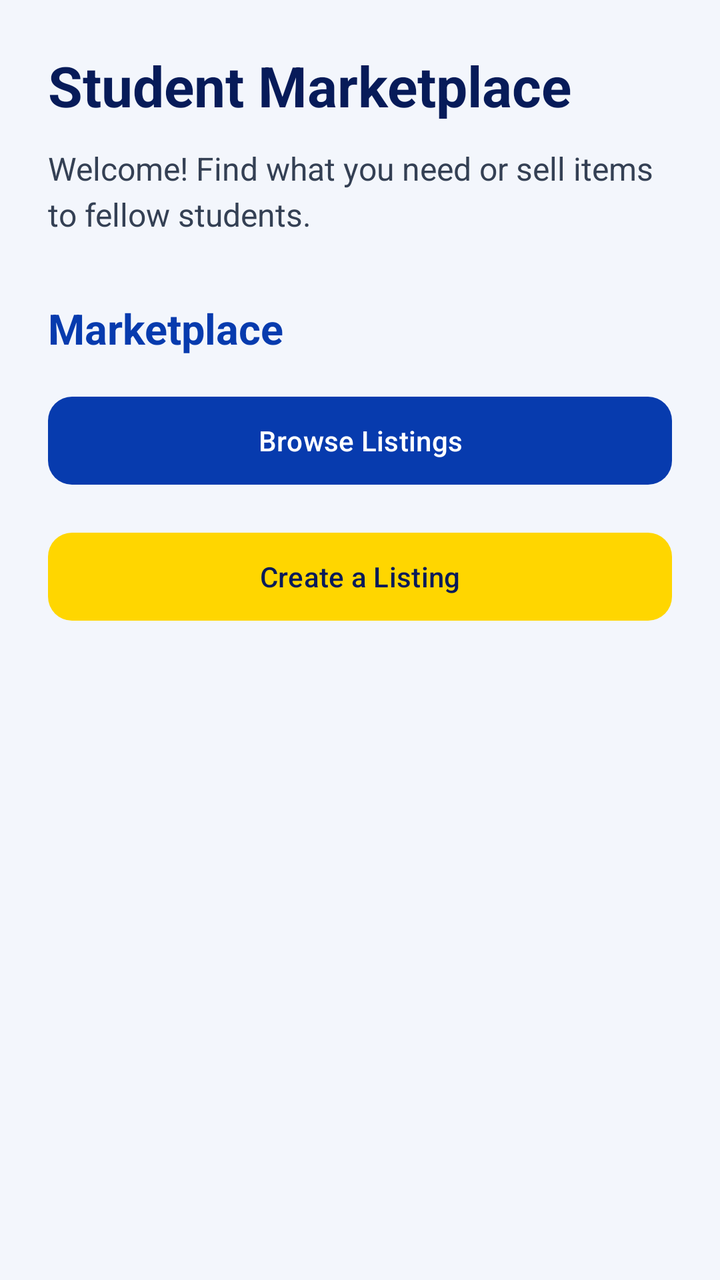
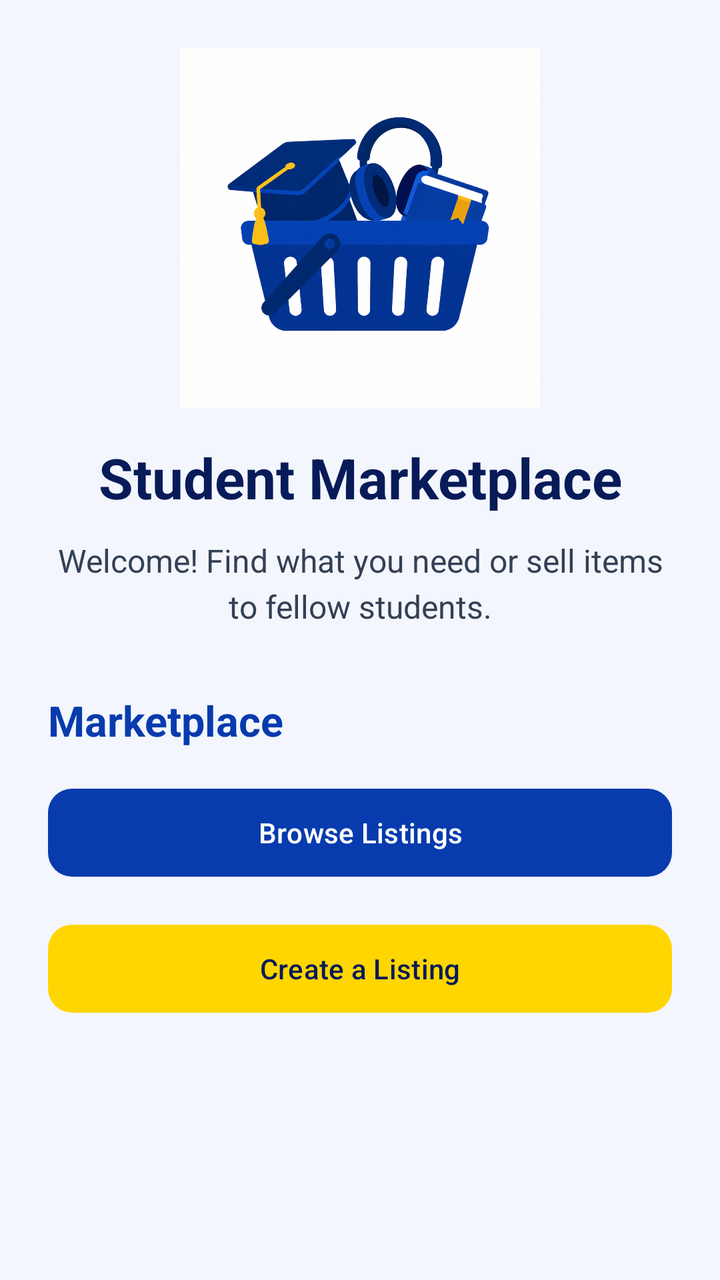

Before-and-after screenshots of an Android layout around one commit, followed by the original layout XML and the change that was made.
<!-- AndroidManifest.xml: application theme Theme.StudentMarketplace -->
<!-- res/layout/fragment_home.xml -->
<?xml version="1.0" encoding="utf-8"?>
<ScrollView
    xmlns:android="http://schemas.android.com/apk/res/android"
    android:layout_width="match_parent"
    android:layout_height="match_parent"
    android:fillViewport="true"
    android:background="@color/background_light">

    
    <LinearLayout
        android:layout_width="match_parent"
        android:layout_height="wrap_content"
        android:orientation="vertical"
        android:padding="24dp">

        
        <TextView
            android:layout_width="match_parent"
            android:layout_height="wrap_content"
            android:text="Student Marketplace"
            android:textColor="@color/brand_navy"
            android:textSize="28sp"
            android:textStyle="bold"
            android:layout_marginBottom="12dp" />

        
        <TextView
            android:layout_width="match_parent"
            android:layout_height="wrap_content"
            android:text="Welcome! Find what you need or sell items to fellow students."
            android:textColor="@color/text_secondary"
            android:textSize="16sp"
            android:lineSpacingExtra="4dp"
            android:layout_marginBottom="32dp" />

        
        <TextView
            android:layout_width="match_parent"
            android:layout_height="wrap_content"
            android:text="Marketplace"
            android:textColor="@color/brand_blue"
            android:textSize="21sp"
            android:textStyle="bold"
            android:layout_marginBottom="16dp" />

        
        <Button
            android:id="@+id/btnBrowseListings"
            style="@style/StudentMarketplace.PrimaryButton"
            android:layout_width="match_parent"
            android:layout_height="wrap_content"
            android:minHeight="52dp"
            android:text="Browse Listings" />

        
        <Button
            android:id="@+id/btnCreateListing"
            style="@style/StudentMarketplace.SecondaryButton"
            android:layout_width="match_parent"
            android:layout_height="wrap_content"
            android:minHeight="52dp"
            android:text="Create a Listing"
            android:layout_marginTop="16dp" />

    </LinearLayout>

</ScrollView>
<!-- resources referenced by this layout -->
<resources>
  <color name="background_light">#F3F6FC</color>
  <color name="brand_blue">#073BAE</color>
  <color name="brand_navy">#071B59</color>
  <color name="text_secondary">#344054</color>
  <style name="StudentMarketplace.PrimaryButton" parent="Widget.Material3.Button">
          <item name="backgroundTint">@color/brand_blue</item>
          <item name="android:textColor">@color/brand_white</item>
          <item name="cornerRadius">12dp</item>
      </style>
  <style name="StudentMarketplace.SecondaryButton" parent="Widget.Material3.Button">
          <item name="backgroundTint">@color/brand_yellow</item>
          <item name="android:textColor">@color/brand_navy</item>
          <item name="cornerRadius">12dp</item>
      </style>
  <style name="Theme.StudentMarketplace" parent="Base.Theme.StudentMarketplace" />
  <color name="brand_white">#FFFFFF</color>
  <color name="brand_yellow">#FFD600</color>
  <style name="Base.Theme.StudentMarketplace" parent="Theme.Material3.DayNight.NoActionBar">
  
          <item name="colorPrimary">@color/brand_blue</item>
          <item name="colorOnPrimary">@color/brand_white</item>
          <item name="colorSecondary">@color/brand_yellow</item>
          <item name="colorOnSecondary">@color/brand_navy</item>
  
          <item name="android:colorBackground">@color/brand_white</item>
          <item name="android:textColorPrimary">@color/text_primary</item>
  
          <item name="android:statusBarColor">@color/brand_navy</item>
          <item name="android:navigationBarColor">@color/brand_navy</item>
      </style>
  <color name="text_primary">#071B59</color>
</resources>

<!-- the commit's change to res/layout/fragment_home.xml (unified diff, before → after) -->
@@ -11,7 +11,19 @@
         android:layout_width="match_parent"
         android:layout_height="wrap_content"
         android:orientation="vertical"
+        android:gravity="center_horizontal"
         android:padding="24dp">
+
+        
+        <ImageView
+            android:id="@+id/ivMarketplaceLogo"
+            android:layout_width="180dp"
+            android:layout_height="180dp"
+            android:src="@drawable/logo_student_marketplace"
+            android:scaleType="fitCenter"
+            android:contentDescription="The Student Marketplace logo"
+            android:layout_gravity="center_horizontal"
+            android:layout_marginBottom="16dp" />
 
         
         <TextView
@@ -21,19 +33,22 @@
             android:textColor="@color/brand_navy"
             android:textSize="28sp"
             android:textStyle="bold"
+            android:gravity="center"
             android:layout_marginBottom="12dp" />
+
+        
 
         
         <TextView
             android:layout_width="match_parent"
             android:layout_height="wrap_content"
+            android:layout_marginBottom="32dp"
+            android:gravity="center"
+            android:lineSpacingExtra="4dp"
             android:text="Welcome! Find what you need or sell items to fellow students."
             android:textColor="@color/text_secondary"
-            android:textSize="16sp"
-            android:lineSpacingExtra="4dp"
-            android:layout_marginBottom="32dp" />
+            android:textSize="16sp" />
 
-        
         <TextView
             android:layout_width="match_parent"
             android:layout_height="wrap_content"
<!-- resource entries referenced after the edit -->
@@ -4,6 +4,7 @@
   <color name="brand_blue">#073BAE</color>
   <color name="brand_navy">#071B59</color>
   <color name="text_secondary">#344054</color>
+  <!-- drawable logo_student_marketplace: png bitmap (drawable, 926414 bytes) -->
   <style name="StudentMarketplace.PrimaryButton" parent="Widget.Material3.Button">
           <item name="backgroundTint">@color/brand_blue</item>
           <item name="android:textColor">@color/brand_white</item>
@@ -26,6 +27,10 @@
   
           <item name="android:colorBackground">@color/brand_white</item>
           <item name="android:textColorPrimary">@color/text_primary</item>
+          
+          <item name="android:textColorHint">@color/text_secondary</item>
+          
+          <item name="android:textColor">@color/text_primary</item>
   
           <item name="android:statusBarColor">@color/brand_navy</item>
           <item name="android:navigationBarColor">@color/brand_navy</item>
